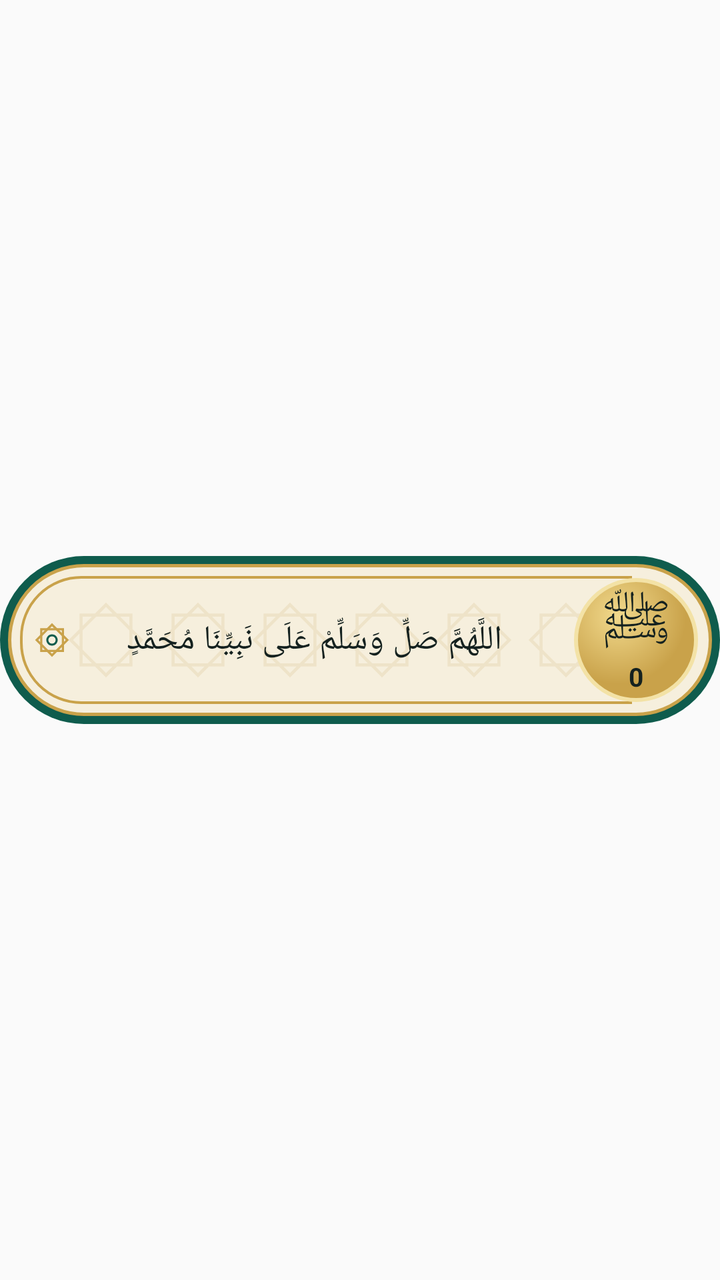
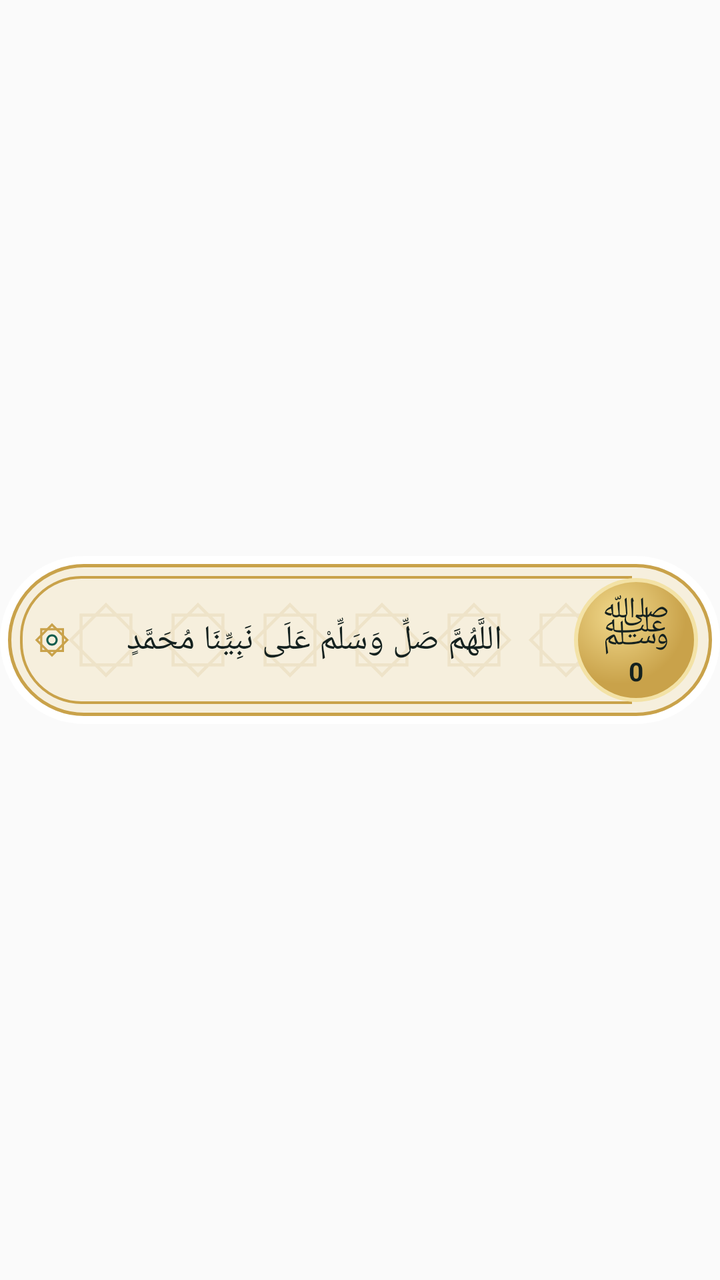

The first picture is an Android layout as it rendered before a commit; the second is the same layout after the commit. The layout source and the unified diff follow.
<!-- AndroidManifest.xml: application theme AppTheme -->
<!-- res/layout/widget_card.xml -->
<?xml version="1.0" encoding="utf-8"?>
<FrameLayout xmlns:android="http://schemas.android.com/apk/res/android"
    android:id="@+id/wroot"
    android:layout_width="match_parent"
    android:layout_height="match_parent">

    <FrameLayout
        android:layout_width="match_parent"
        android:layout_height="84dp"
        android:layout_gravity="center_vertical"
        android:background="@drawable/widget_frame">

        <ImageView
            android:layout_width="match_parent"
            android:layout_height="46dp"
            android:layout_gravity="center_vertical"
            android:layout_marginLeft="30dp"
            android:layout_marginRight="60dp"
            android:scaleType="fitXY"
            android:src="@drawable/widget_stars" />

        <ImageView
            android:layout_width="match_parent"
            android:layout_height="match_parent"
            android:layout_marginLeft="10dp"
            android:layout_marginRight="44dp"
            android:layout_marginTop="10dp"
            android:layout_marginBottom="10dp"
            android:scaleType="fitXY"
            android:src="@drawable/widget_inner" />

        <LinearLayout
            android:layout_width="match_parent"
            android:layout_height="match_parent"
            android:layoutDirection="rtl"
            android:gravity="center_vertical"
            android:orientation="horizontal"
            android:paddingLeft="16dp"
            android:paddingRight="4dp">

            <FrameLayout
                android:id="@+id/wpray"
                android:layout_width="76dp"
                android:layout_height="76dp">

                <ImageView
                    android:id="@+id/wglow"
                    android:layout_width="match_parent"
                    android:layout_height="match_parent"
                    android:src="@drawable/widget_glow"
                    android:visibility="gone" />

                <ImageView
                    android:layout_width="62dp"
                    android:layout_height="62dp"
                    android:layout_gravity="center"
                    android:src="@drawable/widget_pray" />

                <LinearLayout
                    android:layout_width="match_parent"
                    android:layout_height="match_parent"
                    android:gravity="center"
                    android:orientation="vertical">

                    <TextView
                        android:layout_width="wrap_content"
                        android:layout_height="wrap_content"
                        android:includeFontPadding="false"
                        android:text="ﷺ"
                        android:textColor="#14211F"
                        android:textSize="28sp" />

                    <TextView
                        android:id="@+id/wcount"
                        android:layout_width="wrap_content"
                        android:layout_height="wrap_content"
                        android:includeFontPadding="false"
                        android:text="0"
                        android:textColor="#14211F"
                        android:textSize="13sp"
                        android:textStyle="bold" />
                </LinearLayout>
            </FrameLayout>

            <TextView
                android:id="@+id/wtext"
                android:layout_width="0dp"
                android:layout_height="wrap_content"
                android:layout_weight="1"
                android:fontFamily="serif"
                android:gravity="center"
                android:lineSpacingMultiplier="1.1"
                android:maxLines="2"
                android:paddingLeft="4dp"
                android:paddingRight="6dp"
                android:text="اللَّهُمَّ صَلِّ وَسَلِّمْ عَلَى نَبِيِّنَا مُحَمَّدٍ"
                android:textColor="#14211F"
                android:textDirection="rtl"
                android:textSize="17sp" />

            <ImageView
                android:layout_width="20dp"
                android:layout_height="20dp"
                android:src="@drawable/widget_star" />
        </LinearLayout>
    </FrameLayout>
</FrameLayout>
<!-- resources referenced by this layout -->
<resources>
  <!-- drawable widget_frame (drawable) -->
  <?xml version="1.0" encoding="utf-8"?>
  <layer-list xmlns:android="http://schemas.android.com/apk/res/android">
      <item>
          <shape android:shape="rectangle">
              <solid android:color="#0F5C4D" />
              <corners android:radius="42dp" />
          </shape>
      </item>
      <item android:top="4dp" android:bottom="4dp" android:left="4dp" android:right="4dp">
          <shape android:shape="rectangle">
              <solid android:color="#F6EFDD" />
              <stroke android:width="1.5dp" android:color="#C9A24A" />
              <corners android:radius="38dp" />
          </shape>
      </item>
  </layer-list>
  <!-- drawable widget_glow (drawable) -->
  <?xml version="1.0" encoding="utf-8"?>
  <shape xmlns:android="http://schemas.android.com/apk/res/android" android:shape="oval">
      <solid android:color="#B3FFFDF4" />
      <stroke android:width="3dp" android:color="#FFFFFFFF" />
  </shape>
  <!-- drawable widget_inner (drawable) -->
  <?xml version="1.0" encoding="utf-8"?>
  <shape xmlns:android="http://schemas.android.com/apk/res/android" android:shape="rectangle">
      <stroke android:width="1.2dp" android:color="#C9A24A" />
      <corners android:topLeftRadius="30dp" android:bottomLeftRadius="30dp" android:topRightRadius="0dp" android:bottomRightRadius="0dp" />
  </shape>
  <!-- drawable widget_pray (drawable) -->
  <?xml version="1.0" encoding="utf-8"?>
  <shape xmlns:android="http://schemas.android.com/apk/res/android" android:shape="oval">
      <gradient android:type="radial" android:gradientRadius="34dp" android:centerX="0.35" android:centerY="0.3"
          android:startColor="#F1D98C" android:endColor="#C9A24A" />
      <stroke android:width="2dp" android:color="#F3E2A6" />
  </shape>
  <!-- drawable widget_star (drawable) -->
  <?xml version="1.0" encoding="utf-8"?>
  <vector xmlns:android="http://schemas.android.com/apk/res/android"
      android:width="24dp" android:height="24dp" android:viewportWidth="24" android:viewportHeight="24">
      <path android:pathData="M5.5,5.5 L18.5,5.5 L18.5,18.5 L5.5,18.5 Z" android:strokeColor="#C9A24A" android:strokeWidth="1.3" android:fillColor="#00000000" />
      <path android:pathData="M12,2.8 L21.2,12 L12,21.2 L2.8,12 Z" android:strokeColor="#C9A24A" android:strokeWidth="1.3" android:fillColor="#00000000" />
      <path android:pathData="M12,9.2 A2.8,2.8 0 1,1 11.99,9.2 Z" android:strokeColor="#0F5C4D" android:strokeWidth="1.2" android:fillColor="#00000000" />
  </vector>
  <!-- drawable widget_stars (drawable) -->
  <?xml version="1.0" encoding="utf-8"?>
  <bitmap xmlns:android="http://schemas.android.com/apk/res/android" android:src="@drawable/widget_star_tile" android:tileModeX="repeat" android:tileModeY="clamp" />
  <style name="AppTheme" parent="Theme.AppCompat.Light.DarkActionBar">
          
          <item name="colorPrimary">@color/colorPrimary</item>
          <item name="colorPrimaryDark">@color/colorPrimaryDark</item>
          <item name="colorAccent">@color/colorAccent</item>
      </style>
  <!-- drawable widget_star_tile: png bitmap (drawable-xxhdpi, 1917 bytes) -->
</resources>

<!-- the commit's change to res/layout/widget_card.xml (unified diff, before → after) -->
@@ -5,10 +5,25 @@
     android:layout_height="match_parent">
 
     <FrameLayout
+        android:id="@+id/wbody"
         android:layout_width="match_parent"
         android:layout_height="84dp"
-        android:layout_gravity="center_vertical"
-        android:background="@drawable/widget_frame">
+        android:layout_gravity="center_vertical">
+
+        
+        <ImageView
+            android:id="@+id/wframe"
+            android:layout_width="match_parent"
+            android:layout_height="match_parent"
+            android:scaleType="fitXY"
+            android:src="@drawable/widget_edge" />
+
+        <ImageView
+            android:layout_width="match_parent"
+            android:layout_height="match_parent"
+            android:layout_margin="4dp"
+            android:scaleType="fitXY"
+            android:src="@drawable/widget_face" />
 
         <ImageView
             android:layout_width="match_parent"
@@ -44,13 +59,6 @@
                 android:layout_height="76dp">
 
                 <ImageView
-                    android:id="@+id/wglow"
-                    android:layout_width="match_parent"
-                    android:layout_height="match_parent"
-                    android:src="@drawable/widget_glow"
-                    android:visibility="gone" />
-
-                <ImageView
                     android:layout_width="62dp"
                     android:layout_height="62dp"
                     android:layout_gravity="center"
@@ -72,6 +80,7 @@
 
                     <TextView
                         android:id="@+id/wcount"
+                        android:layout_marginTop="-6dp"
                         android:layout_width="wrap_content"
                         android:layout_height="wrap_content"
                         android:includeFontPadding="false"
<!-- resource entries referenced after the edit -->
@@ -1,27 +1,17 @@
 <!-- resources referenced by this layout -->
 <resources>
-  <!-- drawable widget_frame (drawable) -->
+  <!-- drawable widget_edge (drawable) -->
   <?xml version="1.0" encoding="utf-8"?>
-  <layer-list xmlns:android="http://schemas.android.com/apk/res/android">
-      <item>
-          <shape android:shape="rectangle">
-              <solid android:color="#0F5C4D" />
-              <corners android:radius="42dp" />
-          </shape>
-      </item>
-      <item android:top="4dp" android:bottom="4dp" android:left="4dp" android:right="4dp">
-          <shape android:shape="rectangle">
-              <solid android:color="#F6EFDD" />
-              <stroke android:width="1.5dp" android:color="#C9A24A" />
-              <corners android:radius="38dp" />
-          </shape>
-      </item>
-  </layer-list>
-  <!-- drawable widget_glow (drawable) -->
+  <shape xmlns:android="http://schemas.android.com/apk/res/android" android:shape="rectangle">
+      <solid android:color="#FFFFFFFF" />
+      <corners android:radius="42dp" />
+  </shape>
+  <!-- drawable widget_face (drawable) -->
   <?xml version="1.0" encoding="utf-8"?>
-  <shape xmlns:android="http://schemas.android.com/apk/res/android" android:shape="oval">
-      <solid android:color="#B3FFFDF4" />
-      <stroke android:width="3dp" android:color="#FFFFFFFF" />
+  <shape xmlns:android="http://schemas.android.com/apk/res/android" android:shape="rectangle">
+      <solid android:color="#F6EFDD" />
+      <stroke android:width="1.5dp" android:color="#C9A24A" />
+      <corners android:radius="38dp" />
   </shape>
   <!-- drawable widget_inner (drawable) -->
   <?xml version="1.0" encoding="utf-8"?>
